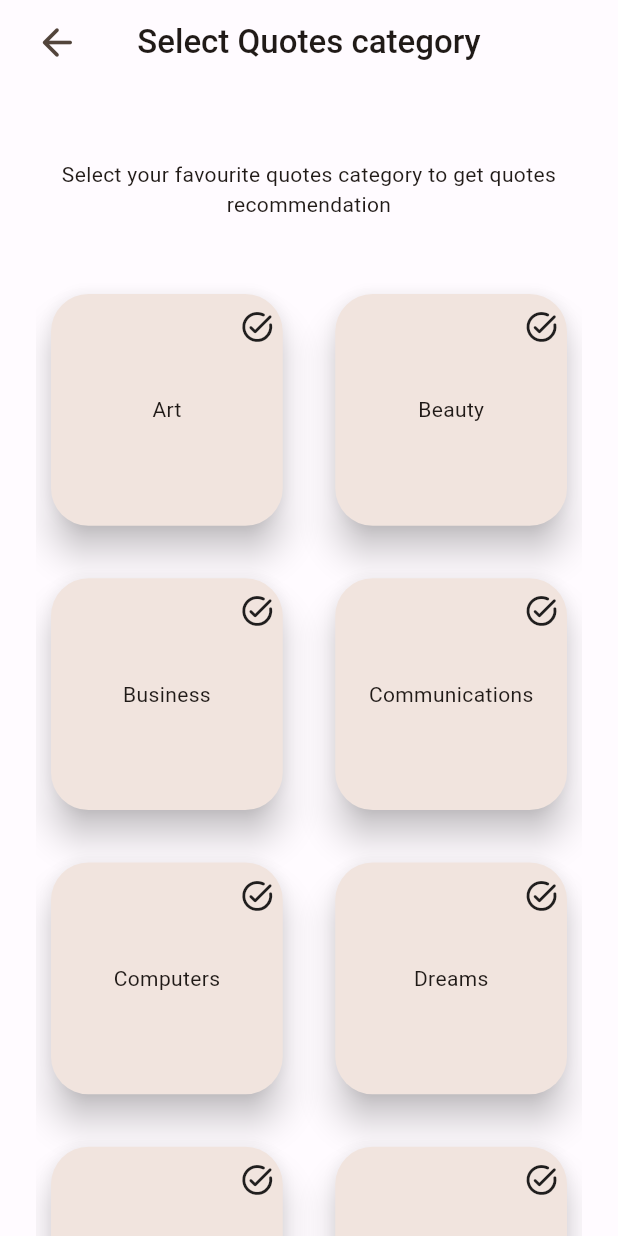
After one commit to ck-lamib/Bimir-Lock, a Flutter app: the screen it shows after launch, on a phone screen of 412 x 824 dp. The commit adds this screen. Run offline on Flutter 3.47's test engine with Material 2 defaults, Android fonts, the phone set to English and light mode, and no system bars; our stand-ins replace bloc, flutter_slidable, flutter_svg, introduction_screen, loading_animation_widget, pinput; network calls fail.

Commit message:
Add select quotes category UI

```diff
--- a/lib/main.dart
+++ b/lib/main.dart
@@ -1,6 +1,7 @@
 import 'package:bimir_lock/utils/app_theme.dart';
-import 'package:bimir_lock/views/splash_page.dart';
-import 'package:bimir_lock/views/welcome_page.dart';
+
+import 'package:bimir_lock/views/quotes_category.dart';
+
 import 'package:flutter/material.dart';
 
 void main() {
@@ -14,10 +15,10 @@ class BimirLock extends StatelessWidget {
   @override
   Widget build(BuildContext context) {
     return MaterialApp(
-      theme: darkTheme,
+      theme: lightTheme,
       darkTheme: darkTheme,
       debugShowCheckedModeBanner: false,
-      home: SplashPage(),
+      home: SelectQuotesCategory(),
     );
   }
 }
--- /dev/null
+++ b/lib/models/quote_model.dart
@@ -0,0 +1,24 @@
+List<Quote> quotesfromJson(List<dynamic> quotesJson) =>
+    quotesJson.map((quoteJson) => Quote.fromJson(quoteJson)).toList();
+
+class Quote {
+  String? quote;
+  String? author;
+
+  Quote({
+    this.quote,
+    this.author,
+  });
+
+  Quote.fromJson(Map<String, dynamic> json) {
+    quote = json['quote'];
+    author = json['author'];
+  }
+
+  Map<String, dynamic> toJson() {
+    final Map<String, dynamic> data = <String, dynamic>{};
+    data['quote'] = quote;
+    data['author'] = author;
+    return data;
+  }
+}
--- /dev/null
+++ b/lib/repos/quotes_repo.dart
@@ -0,0 +1,17 @@
+import 'dart:convert';
+
+import 'package:bimir_lock/models/quote_model.dart';
+import 'package:http/http.dart' as http;
+
+class QoutesRepo {
+  static getQuotes({String? category}) async {
+    var headers = {
+      'X-Api-Key': 'F5sdBIU08xRDwzeww7nLFVpm3MxMUFW7q0c3tOJw',
+    };
+    var url = Uri.parse("https://api.api-ninjas.com/v1/quotes?category=$category&limit=5");
+    // var contentType = 'application/json';
+    var response = await http.get(url, headers: headers);
+    var quotesList = quotesfromJson(jsonDecode(response.body));
+    print(quotesList[1].quote);
+  }
+}
--- /dev/null
+++ b/lib/views/quotes_category.dart
@@ -0,0 +1,143 @@
+import 'package:bimir_lock/repos/quotes_repo.dart';
+import 'package:flutter/material.dart';
+
+class SelectQuotesCategory extends StatefulWidget {
+  SelectQuotesCategory({super.key});
+
+  @override
+  State<SelectQuotesCategory> createState() => _SelectQuotesCategoryState();
+}
+
+class _SelectQuotesCategoryState extends State<SelectQuotesCategory> {
+  @override
+  void initState() {
+    QoutesRepo.getQuotes(category: "love");
+    super.initState();
+  }
+
+  final List quoteItems = [
+    "art",
+    "beauty",
+    "business",
+    "communications",
+    "computers",
+    "dreams",
+    "education",
+    "failure",
+    "fear",
+    "fitness",
+    "freedom",
+    "friendship",
+    "future",
+    "happiness",
+    "hope",
+    "imagination",
+    "inspirational",
+    "intelligence",
+    "knowledge",
+    "leadership",
+    "life",
+    "love",
+    "money",
+    "morning",
+    "success"
+  ];
+
+  @override
+  Widget build(BuildContext context) {
+    var theme = Theme.of(context);
+    return Scaffold(
+      appBar: AppBar(
+        leading: Padding(
+          padding: const EdgeInsets.only(left: 15),
+          child: IconButton(
+            onPressed: () => Navigator.of(context).pop(),
+            highlightColor: Colors.transparent,
+            icon: Icon(
+              Icons.arrow_back_rounded,
+              color: theme.colorScheme.onSurfaceVariant,
+              size: 30,
+            ),
+          ),
+        ),
+        automaticallyImplyLeading: false,
+        title: const Text(
+          "Select Quotes category",
+          style: TextStyle(
+            fontWeight: FontWeight.w500,
+          ),
+        ),
+        centerTitle: true,
+      ),
+      body: SafeArea(
+        child: Padding(
+          padding: const EdgeInsets.symmetric(horizontal: 24),
+          child: CustomScrollView(
+            slivers: [
+              const SliverToBoxAdapter(
+                child: SizedBox(
+                  height: 50,
+                ),
+              ),
+              const SliverToBoxAdapter(
+                child: Text(
+                  'Select your favourite quotes category to get quotes recommendation',
+                  textAlign: TextAlign.center,
+                ),
+              ),
+              const SliverToBoxAdapter(
+                child: SizedBox(
+                  height: 50,
+                ),
+              ),
+              SliverGrid(
+                gridDelegate: const SliverGridDelegateWithFixedCrossAxisCount(
+                  crossAxisCount: 2,
+                  mainAxisSpacing: 15,
+                  crossAxisSpacing: 15,
+                  childAspectRatio: 1,
+                ),
+                delegate: SliverChildBuilderDelegate(
+                  (context, index) {
+                    return Stack(
+                      children: [
+                        Card(
+                          margin: const EdgeInsets.only(
+                            right: 10,
+                            bottom: 20,
+                            left: 10,
+                          ),
+                          shape: RoundedRectangleBorder(
+                            borderRadius: BorderRadius.circular(25.0),
+                          ),
+                          elevation: 10,
+                          semanticContainer: false,
+                          surfaceTintColor: theme.colorScheme.surfaceTint,
+                          child: Container(
+                            alignment: Alignment.center,
+                            child: Text(
+                              quoteItems[index][0].toString().toUpperCase() +
+                                  quoteItems[index].toString().substring(1).toLowerCase(),
+                            ),
+                          ),
+                        ),
+                        const Positioned(
+                          right: 15,
+                          top: 10,
+                          child: Icon(
+                            Icons.task_alt_rounded,
+                          ),
+                        )
+                      ],
+                    );
+                  },
+                  childCount: quoteItems.length,
+                ),
+              ),
+            ],
+          ),
+        ),
+      ),
+    );
+  }
+}
--- a/pubspec.yaml
+++ b/pubspec.yaml
@@ -36,6 +36,7 @@ dependencies:
   flutter_bloc: ^8.1.3
   flutter_slidable: ^3.0.0
   flutter_svg: ^2.0.7
+  http: ^1.1.0
   introduction_screen: ^3.1.9
   loading_animation_widget: ^1.2.0+4
   pinput: ^2.2.31
```
Also changed, not shown: pubspec.lock.
